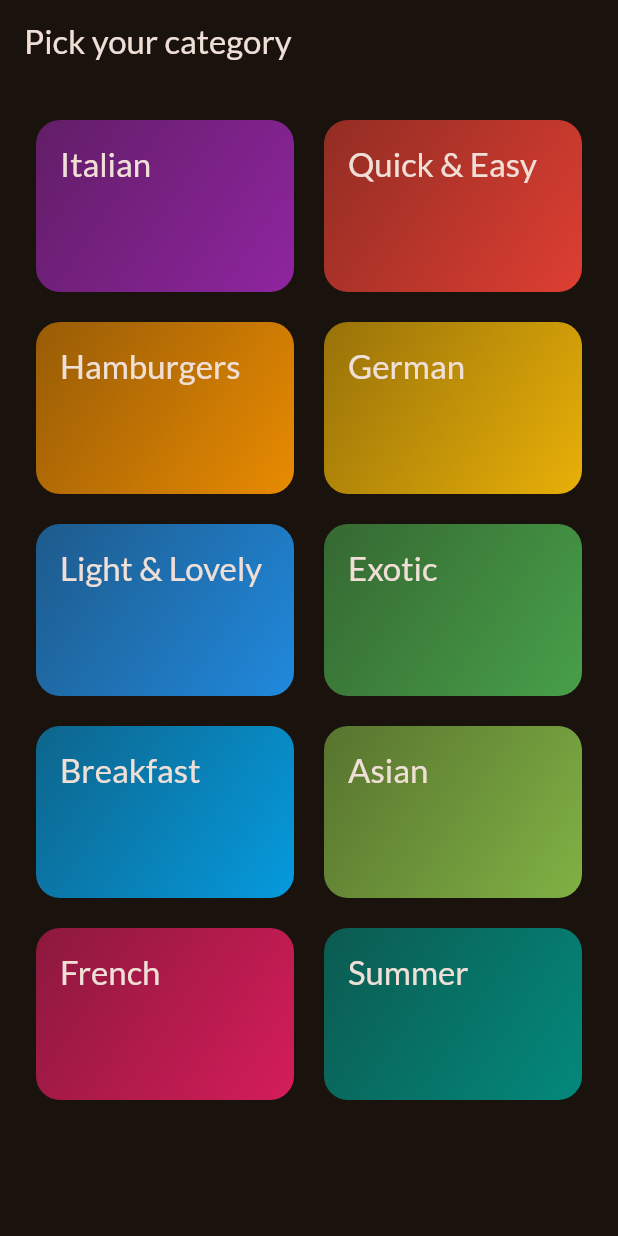
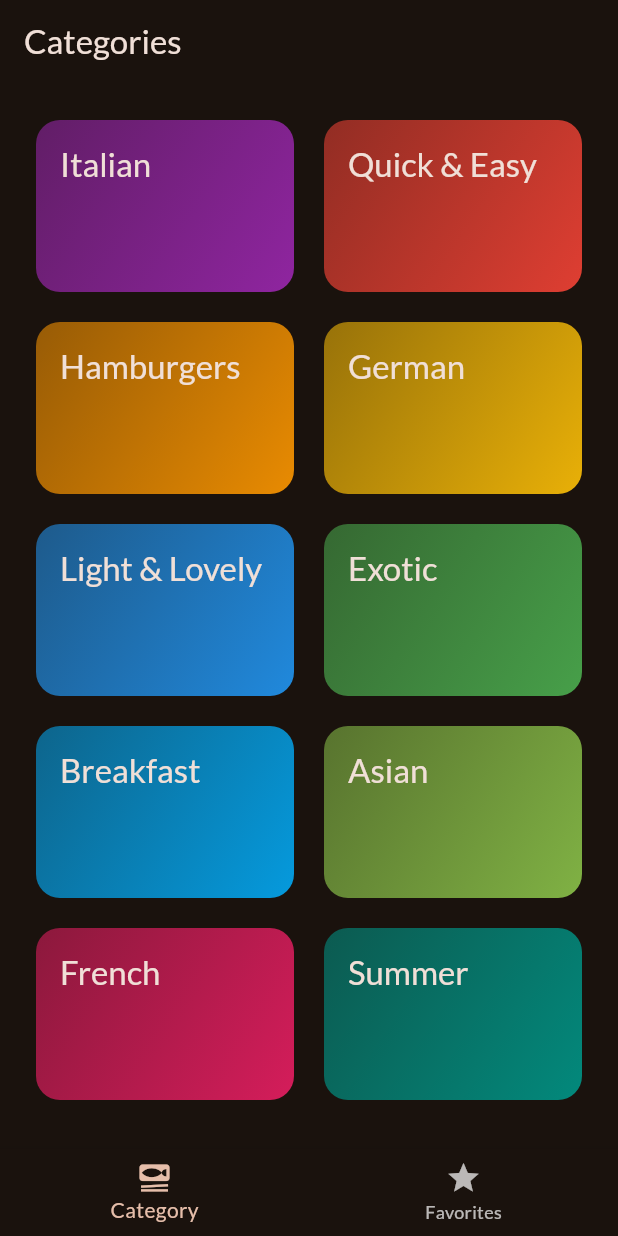
Before and after one commit to tyange/flutter_complete_meals_app, a Flutter app: the screen it shows after launch, on a phone screen of 412 x 824 dp. Run offline on Flutter 3.47's test engine with Material 2 defaults, Android fonts, the phone set to English and light mode, and no system bars; our stand-ins replace google_fonts, transparent_image.

Commit message:
added tabs screen

```diff
--- a/lib/main.dart
+++ b/lib/main.dart
@@ -1,7 +1,7 @@
 import 'package:flutter/material.dart';
-import 'package:flutter_complete_meals_app/screens/categories.dart';
+import 'package:google_fonts/google_fonts.dart';
 
-import 'package:google_fonts/google_fonts.dart';
+import 'package:flutter_complete_meals_app/screens/tabs.dart';
 
 final theme = ThemeData(
   useMaterial3: true,
@@ -23,7 +23,7 @@
   Widget build(BuildContext context) {
     return MaterialApp(
       theme: theme,
-      home: const CategoriesScreen(),
+      home: const TabsScreen(),
     );
   }
 }
--- a/lib/screens/categories.dart
+++ b/lib/screens/categories.dart
@@ -24,11 +24,7 @@
 
   @override
   Widget build(BuildContext context) {
-    return Scaffold(
-      appBar: AppBar(
-        title: const Text('Pick your category'),
-      ),
-      body: GridView(
+    return GridView(
       padding: const EdgeInsets.all(24),
       gridDelegate: const SliverGridDelegateWithFixedCrossAxisCount(
         crossAxisCount: 2,
@@ -46,7 +42,6 @@
             },
           )
       ],
-      ),
     );
   }
 }
--- a/lib/screens/meals.dart
+++ b/lib/screens/meals.dart
@@ -7,11 +7,11 @@
 class MealsScreen extends StatelessWidget {
   const MealsScreen({
     super.key,
-    required this.title,
+    this.title,
     required this.meals,
   });
 
-  final String title;
+  final String? title;
   final List<Meal> meals;
 
   void selectMeal(BuildContext context, Meal meal) {
@@ -57,9 +57,13 @@
       );
     }
 
+    if (title == null) {
+      return content;
+    }
+
     return Scaffold(
       appBar: AppBar(
-        title: Text(title),
+        title: Text(title!),
       ),
       body: content,
     );
--- /dev/null
+++ b/lib/screens/tabs.dart
@@ -0,0 +1,57 @@
+import 'package:flutter/material.dart';
+
+import 'package:flutter_complete_meals_app/screens/categories.dart';
+import 'package:flutter_complete_meals_app/screens/meals.dart';
+
+class TabsScreen extends StatefulWidget {
+  const TabsScreen({super.key});
+
+  @override
+  State<StatefulWidget> createState() {
+    return _TabsScreenState();
+  }
+}
+
+class _TabsScreenState extends State<TabsScreen> {
+  int _selectedPageIndex = 0;
+
+  void _selectPage(int index) {
+    setState(() {
+      _selectedPageIndex = index;
+    });
+  }
+
+  @override
+  Widget build(BuildContext context) {
+    Widget activePage = const CategoriesScreen();
+    var activePageTitle = 'Categories';
+
+    if (_selectedPageIndex == 1) {
+      activePage = const MealsScreen(meals: []);
+      activePageTitle = 'Your Favorites';
+    }
+
+    return Scaffold(
+      appBar: AppBar(
+        title: Text(
+          activePageTitle,
+        ),
+      ),
+      body: activePage,
+      bottomNavigationBar: BottomNavigationBar(
+        onTap: _selectPage,
+        currentIndex: _selectedPageIndex,
+        items: const [
+          BottomNavigationBarItem(
+            icon: Icon(Icons.set_meal),
+            label: "Category",
+          ),
+          BottomNavigationBarItem(
+            icon: Icon(Icons.star),
+            label: "Favorites",
+          ),
+        ],
+      ),
+    );
+  }
+}
```
Lines whose indentation alone changed are shown as unchanged.
